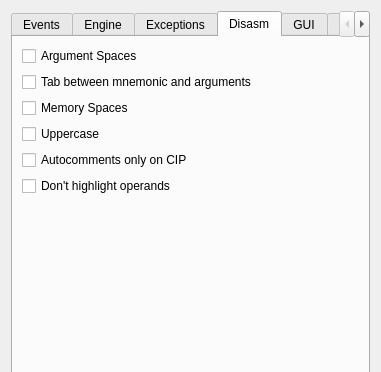
Old version of the form src/gui/Src/Gui/SettingsDialog.ui in the repository x64dbg/x64dbg; both pictures show x 0 to 381 and y 0 to 372 of the 381 by 541 pixel window.
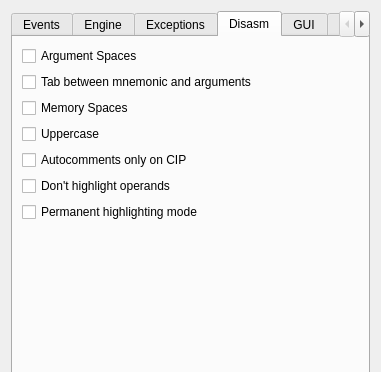
New version of the form. The open tabs and pages were chosen to show the change. Icons and pictures are not drawn.

Commit message: GUI: option for permanently enabling the highlighting mode (possible intention of #1388?)

```diff
--- a/src/gui/Src/Gui/SettingsDialog.ui
+++ b/src/gui/Src/Gui/SettingsDialog.ui
@@ -510,6 +510,13 @@
          </property>
         </widget>
        </item>
+       <item>
+        <widget class="QCheckBox" name="chkPermanentHighlightingMode">
+         <property name="text">
+          <string>Permanent highlighting mode</string>
+         </property>
+        </widget>
+       </item>
        <item>
         <spacer name="verticalSpacer_2">
          <property name="orientation">
```
The commit also changes 5 other files.
